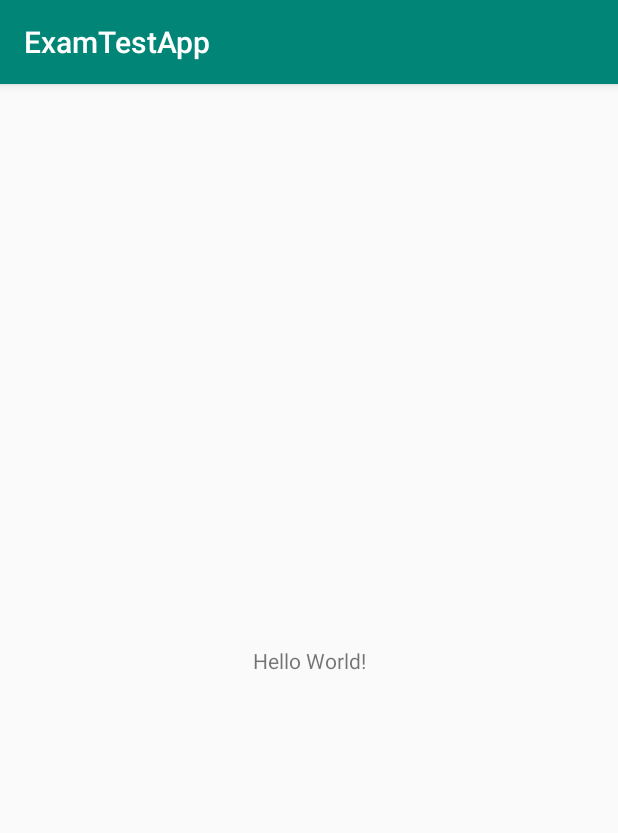
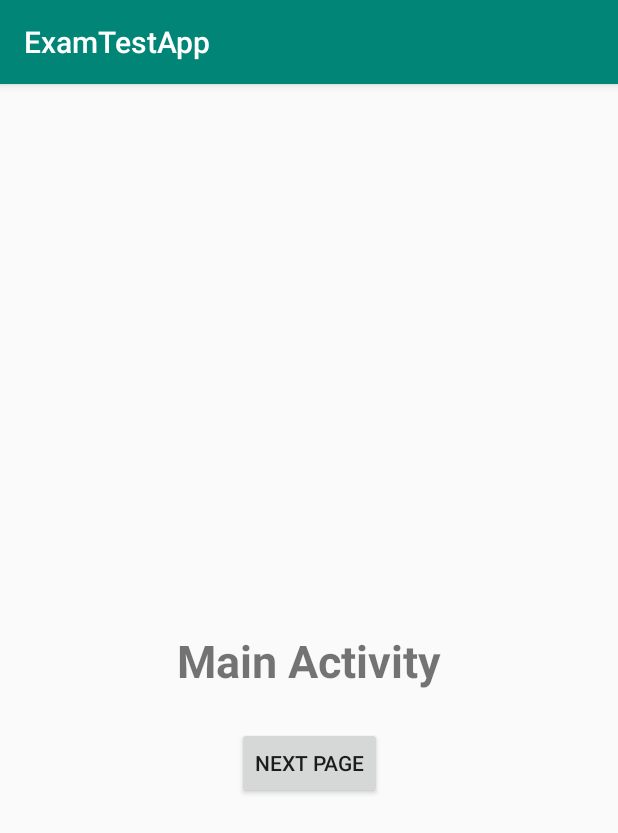
Before and after one commit to amir-hossain/ExamAppTest, an Android app: the screen it shows after launch (MainActivity), on a phone screen of 412 x 824 dp. Shown: the top 833 px of the screen. Run offline under Robolectric (Android 15) with nearby library versions, the phone set to English and light mode, and no system bars.

```diff
--- a/app/src/main/AndroidManifest.xml
+++ b/app/src/main/AndroidManifest.xml
@@ -9,6 +9,7 @@
         android:roundIcon="@mipmap/ic_launcher_round"
         android:supportsRtl="true"
         android:theme="@style/AppTheme">
+        <activity android:name=".SecondActivity" />
         <activity android:name=".MainActivity">
             <intent-filter>
                 <action android:name="android.intent.action.MAIN" />
@@ -16,6 +17,7 @@
                 <category android:name="android.intent.category.LAUNCHER" />
             </intent-filter>
         </activity>
+        <service android:name=".MyIntentService"/>
     </application>
 
 </manifest>
--- a/app/src/main/res/layout/activity_main.xml
+++ b/app/src/main/res/layout/activity_main.xml
@@ -7,12 +7,25 @@
     tools:context=".MainActivity">
 
     <TextView
+        android:id="@+id/textView2"
         android:layout_width="wrap_content"
         android:layout_height="wrap_content"
-        android:text="Hello World!"
+        android:text="Main Activity"
+        android:textSize="30sp"
+        android:textStyle="bold"
         app:layout_constraintBottom_toBottomOf="parent"
         app:layout_constraintLeft_toLeftOf="parent"
         app:layout_constraintRight_toRightOf="parent"
         app:layout_constraintTop_toTopOf="parent" />
 
+    <Button
+        android:id="@+id/nxt"
+        android:layout_width="wrap_content"
+        android:layout_height="wrap_content"
+        android:layout_marginTop="24dp"
+        android:text="Next Page"
+        app:layout_constraintEnd_toEndOf="parent"
+        app:layout_constraintStart_toStartOf="parent"
+        app:layout_constraintTop_toBottomOf="@+id/textView2" />
+
 </android.support.constraint.ConstraintLayout>
--- a/build.gradle
+++ b/build.gradle
@@ -7,7 +7,7 @@ buildscript {
         jcenter()
     }
     dependencies {
-        classpath 'com.android.tools.build:gradle:3.2.1'
+        classpath 'com.android.tools.build:gradle:3.3.0'
 
 
         // NOTE: Do not place your application dependencies here; they belong
```
Also changed, not shown: app/src/main/java/com/example/amir/examtestapp/MainActivity.java (+92 -0 lines), app/src/main/java/com/example/amir/examtestapp/MyIntentService.java (added, +22 -0 lines), app/src/main/java/com/example/amir/examtestapp/SecondActivity.java (added, +13 -0 lines), app/src/main/res/layout/activity_second_actibity.xml (added, +20 -0 lines), gradle/wrapper/gradle-wrapper.properties, 1446 other files.
